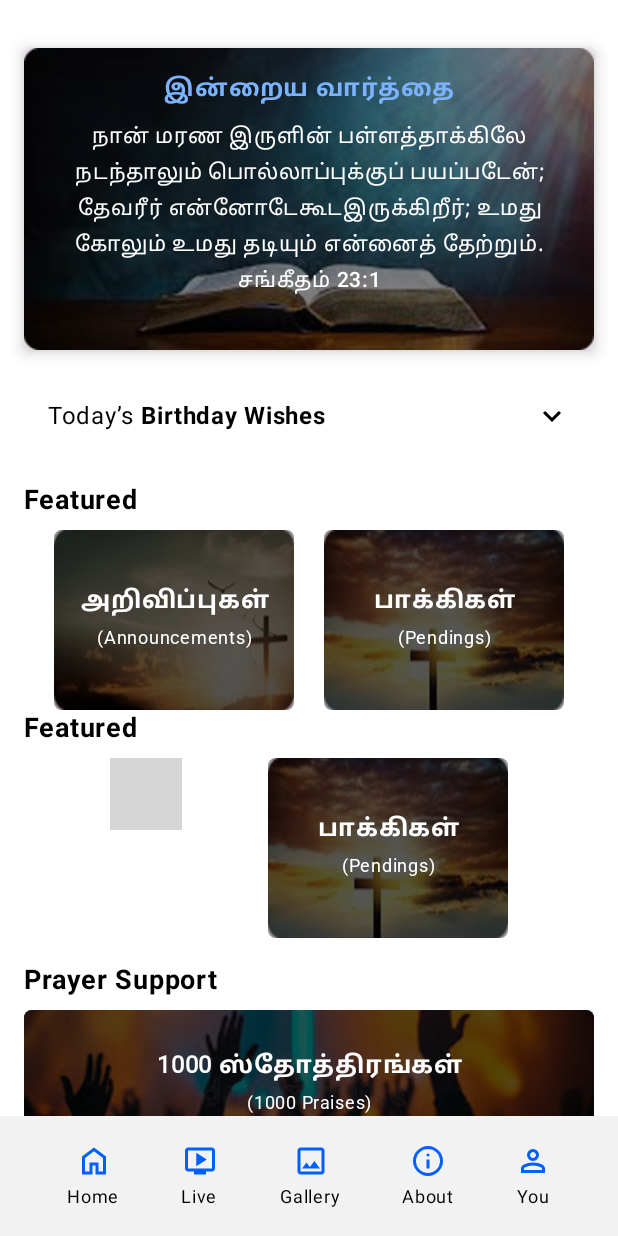
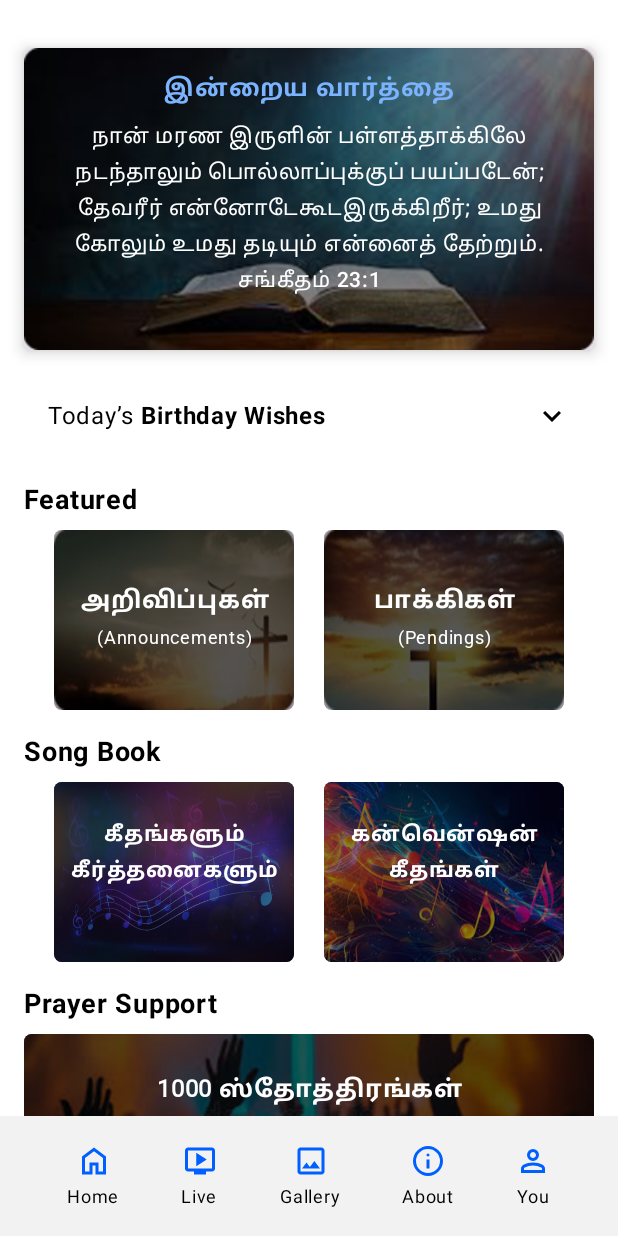
Before and after one commit to Blesslin-2004/CSI-KNC---UnderDev, an Android app built with Jetpack Compose: the @Preview function homepreviw, on a phone screen of 412 x 824 dp. Run offline under Robolectric (Android 15) with nearby library versions, the phone set to English and light mode, and no system bars; grey boxes are pictures that could not be loaded.

```diff
--- a/app/build.gradle.kts
+++ b/app/build.gradle.kts
@@ -52,9 +52,10 @@ dependencies {
     implementation(libs.androidx.ui.tooling.preview)
     implementation("androidx.compose.material3:material3:1.3.2")
 
-    // ✅ Use this instead of the two incorrect ones
+    implementation ("com.google.firebase:firebase-bom:34.0.0")
     implementation("androidx.navigation:navigation-compose:2.7.7")
     implementation(libs.firebase.firestore)
+    implementation(libs.firebase.auth)
 
     testImplementation(libs.junit)
     androidTestImplementation(libs.androidx.junit)
--- a/app/src/main/java/com/csi/csi_knc/MainActivity.kt
+++ b/app/src/main/java/com/csi/csi_knc/MainActivity.kt
@@ -12,10 +12,12 @@ import androidx.compose.ui.Modifier
 import androidx.compose.ui.graphics.Color
 
 import com.csi.csi_knc.ui.theme.CSIKNCTheme
+import com.google.firebase.FirebaseApp
 
 class MainActivity : ComponentActivity() {
     override fun onCreate(savedInstanceState: Bundle?) {
         super.onCreate(savedInstanceState)
+        FirebaseApp.initializeApp(this)
         enableEdgeToEdge()
         setContent {
             CSIKNCTheme {
--- a/app/src/main/java/com/csi/csi_knc/Routes.kt
+++ b/app/src/main/java/com/csi/csi_knc/Routes.kt
@@ -4,4 +4,6 @@ sealed class Routes(val route: String) {
     data object Splash : Routes("splash")
     data object Login1 : Routes("login1")
     data object Home : Routes("home")
+    data object Keerthanaigal : Routes("keerthanaigal")
+    data object Convention : Routes("convention")
 }
--- a/app/src/main/java/com/csi/csi_knc/screens/HomeScreen.kt
+++ b/app/src/main/java/com/csi/csi_knc/screens/HomeScreen.kt
@@ -36,9 +36,12 @@ import com.csi.csi_knc.R
 import com.csi.csi_knc.ui.theme.CSIKNCTheme
 import androidx.compose.runtime.getValue
 import androidx.compose.runtime.setValue
+import androidx.navigation.NavController
+import androidx.navigation.compose.rememberNavController
+import com.csi.csi_knc.Routes
 
 @Composable
-fun HomeScreen() {
+fun HomeScreen(navController: NavController){
     val featuredItems = listOf(
         Triple("நேரலை", "(Live Meetings)", R.drawable.live_meeting),
         Triple("அறிவிப்புகள்", "(Announcements)", R.drawable.announcements),
@@ -52,11 +55,10 @@ fun HomeScreen() {
     )
 
     val SongItems = listOf(
-        Triple("கீதங்களும் கீர்த்தனைகளும்", "(1000 Praises)", R.drawable.keerthanaigal),
-        Triple("கன்வென்ஷன் கீதங்கள்", "(Prayer Points)", R.drawable.convention)
+        Triple("கீதங்களும் கீர்த்தனைகளும்", "", R.drawable.keerthanaigal),
+        Triple("கன்வென்ஷன் கீதங்கள்", "", R.drawable.convention)
     )
 
-    val scrollState = rememberScrollState()
 
     Box(
             modifier = Modifier.fillMaxSize()
@@ -138,10 +140,11 @@ fun HomeScreen() {
                         FeatureCard(featuredItems[2])
                     }
                 }
+                Spacer(Modifier.height(16.dp))
 
 
-                // Featured Section
-                Text("Featured", fontWeight = FontWeight.Bold, fontSize = 18.sp)
+                // Song book Section
+                Text("Song Book", fontWeight = FontWeight.Bold, fontSize = 18.sp)
                 Spacer(Modifier.height(8.dp))
                 Row(
                     horizontalArrangement = Arrangement.spacedBy(12.dp)
@@ -154,8 +157,12 @@ fun HomeScreen() {
                             .weight(1f),
                         horizontalArrangement = Arrangement.SpaceEvenly
                     ) {
-                        SongsCard(Son[1])
-                        SongsCard(featuredItems[2])
+                        SongsCard(SongItems[0]) {
+                            navController.navigate(Routes.Keerthanaigal.route)
+                        }
+                        SongsCard(SongItems[1]) {
+                            navController.navigate(Routes.Convention.route)
+                        }
                     }
                 }
 
@@ -342,14 +349,14 @@ fun BirthdayDropdownCard(name: String, date: String, imagePainter: Painter) {
 }
 
 @Composable
-fun SongsCard(item: Triple<String, String, Int>) {
+fun SongsCard(item: Triple<String, String, Int>, onClick: () -> Unit) {
     Card(
         shape = RoundedCornerShape(5.dp),
         modifier = Modifier
             .width(160.dp)
             .height(120.dp)
-
-    ) {
+            .clickable { onClick() } // <-- handle click
+    )  {
         Box (
             contentAlignment = Alignment.Center
         ){
@@ -361,12 +368,12 @@ fun SongsCard(item: Triple<String, String, Int>) {
             )
             Column(
                 modifier = Modifier.fillMaxSize()
-                    .background(Color(0x55000000))
+                    .background(Color(0x77000000))
                     .padding(8.dp),
                 verticalArrangement = Arrangement.Center,
                 horizontalAlignment = Alignment.CenterHorizontally
             ) {
-                Text(item.first, color = Color.White, fontWeight = FontWeight.Bold, textAlign = TextAlign.Center, fontFamily = FontFamily(
+                Text(item.first, color = Color.White, fontWeight = FontWeight.Bold, fontSize = 14.sp, textAlign = TextAlign.Center, fontFamily = FontFamily(
                     Font(R.font.roboto, weight = FontWeight.Normal)))
                 Text(item.second, color = Color.White, fontSize = 12.sp, textAlign = TextAlign.Center, fontFamily = FontFamily(
                     Font(R.font.roboto, weight = FontWeight.Medium)))
@@ -380,6 +387,6 @@ fun SongsCard(item: Triple<String, String, Int>) {
 @Composable
 fun homepreviw(){
     CSIKNCTheme {
-        HomeScreen()
-    }
+        val navController = rememberNavController()
+        HomeScreen(navController)    }
 }
--- a/gradle/libs.versions.toml
+++ b/gradle/libs.versions.toml
@@ -12,6 +12,7 @@ navigationRuntimeAndroid = "2.9.2"
 navigationComposeJvmstubs = "2.9.2"
 googleGmsGoogleServices = "4.4.3"
 firebaseFirestore = "26.0.0"
+firebaseAuth = "24.0.0"
 
 [libraries]
 androidx-core-ktx = { group = "androidx.core", name = "core-ktx", version.ref = "coreKtx" }
@@ -31,6 +32,7 @@ androidx-material3 = { group = "androidx.compose.material3", name = "material3"
 androidx-navigation-runtime-android = { group = "androidx.navigation", name = "navigation-runtime-android", version.ref = "navigationRuntimeAndroid" }
 androidx-navigation-compose-jvmstubs = { group = "androidx.navigation", name = "navigation-compose-jvmstubs", version.ref = "navigationComposeJvmstubs" }
 firebase-firestore = { group = "com.google.firebase", name = "firebase-firestore", version.ref = "firebaseFirestore" }
+firebase-auth = { group = "com.google.firebase", name = "firebase-auth", version.ref = "firebaseAuth" }
 
 [plugins]
 android-application = { id = "com.android.application", version.ref = "agp" }
```
Also changed, not shown: app/src/main/java/com/csi/csi_knc/NavigationComponent.kt (+7 -2 lines), app/src/main/java/com/csi/csi_knc/screens/Convention.kt (added, +29 -0 lines), app/src/main/java/com/csi/csi_knc/screens/Keerthanaigal.kt (added, +30 -0 lines), app/src/main/java/com/csi/csi_knc/screens/Login1Screen.kt (+100 -26 lines), 1 other file.
